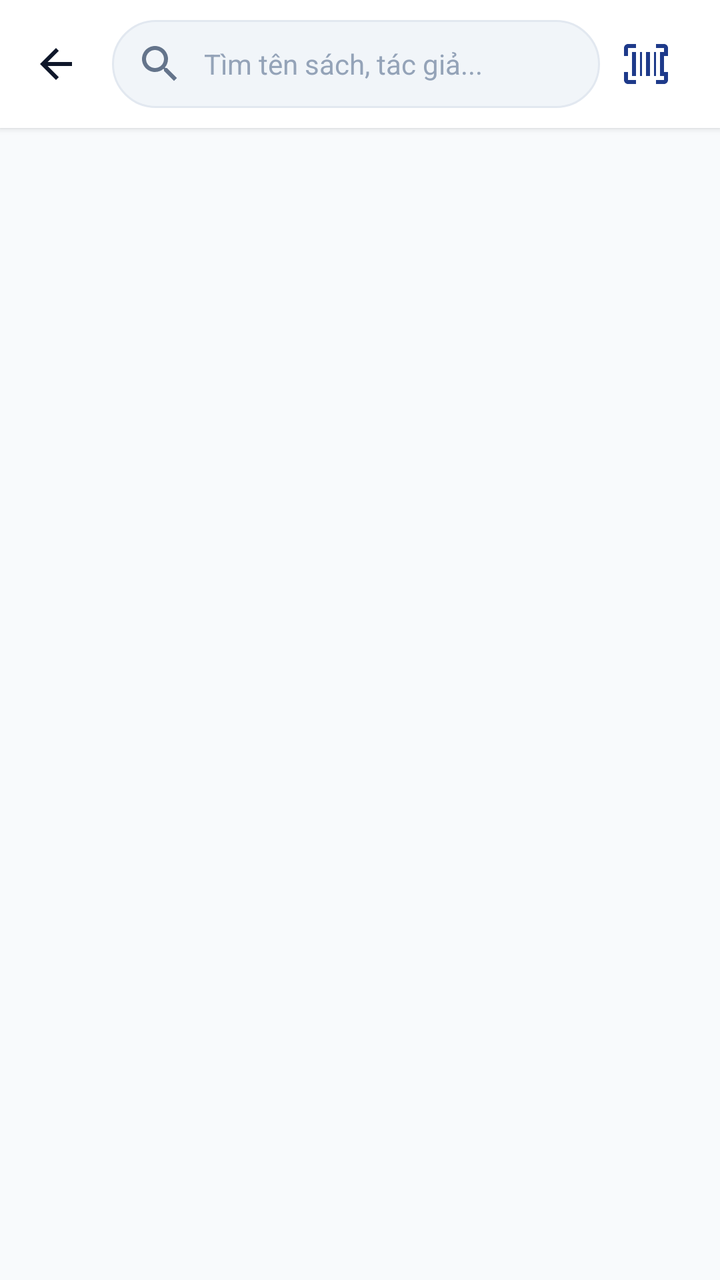
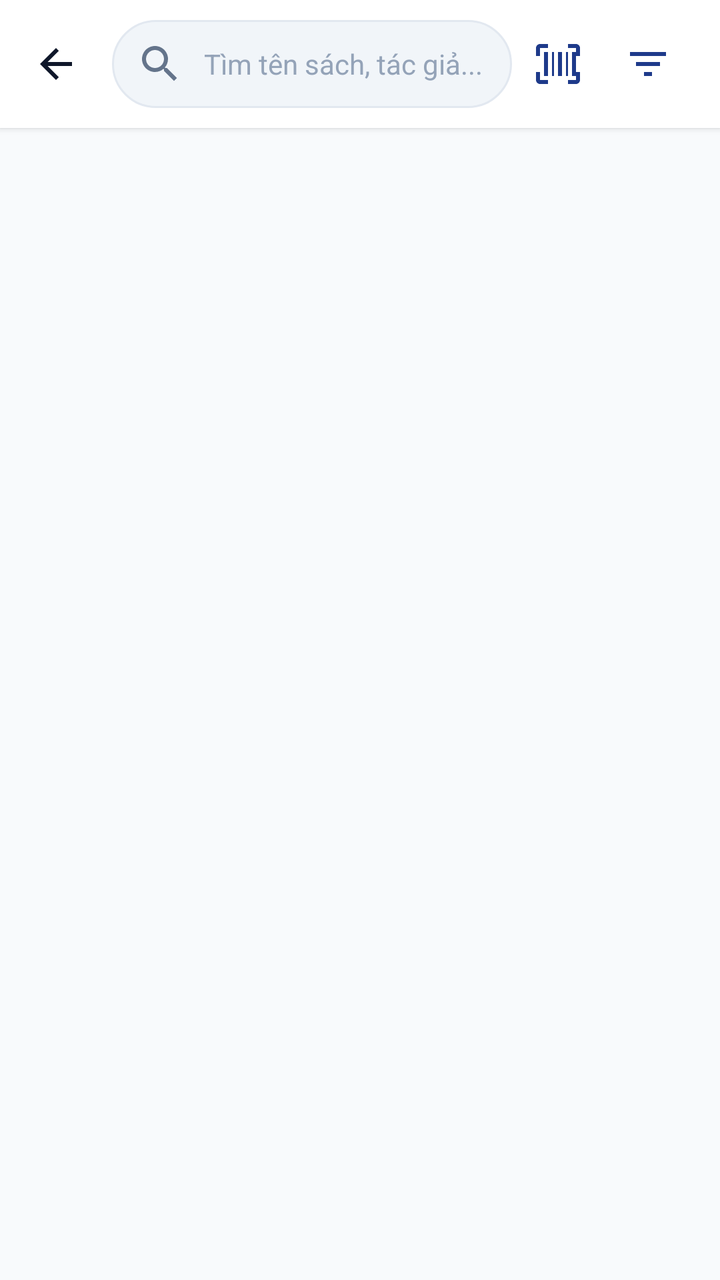

Screens rendered from an Android XML layout before and after an edit, with the pre-edit source and the edit as a unified diff.
<!-- AndroidManifest.xml: application theme Theme.Book_selling_app -->
<!-- res/layout/activity_search.xml -->
<?xml version="1.0" encoding="utf-8"?>
<LinearLayout xmlns:android="http://schemas.android.com/apk/res/android"
    xmlns:app="http://schemas.android.com/apk/res-auto"
    xmlns:tools="http://schemas.android.com/tools"
    android:layout_width="match_parent"
    android:layout_height="match_parent"
    android:background="@color/background"
    android:orientation="vertical"
    tools:context=".SearchActivity"
    tools:ignore="HardcodedText,ContentDescription,Autofill">

    
    <LinearLayout
        android:layout_width="match_parent"
        android:layout_height="64dp"
        android:background="@color/surface"
        android:elevation="2dp"
        android:gravity="center_vertical"
        android:orientation="horizontal"
        android:paddingStart="8dp"
        android:paddingEnd="16dp">

        <ImageButton
            android:id="@+id/btnBack"
            android:layout_width="40dp"
            android:layout_height="40dp"
            android:background="?attr/selectableItemBackgroundBorderless"
            android:contentDescription="@null"
            android:src="@drawable/ic_arrow_back"
            app:tint="@color/text_primary" />

        <EditText
            android:id="@+id/edtSearchQuery"
            android:layout_width="0dp"
            android:layout_height="44dp"
            android:layout_marginStart="8dp"
            android:layout_weight="1"
            android:background="@drawable/bg_search_bar"
            android:drawableStart="@drawable/ic_search"
            android:drawablePadding="10dp"
            android:hint="Tìm tên sách, tác giả..."
            android:imeOptions="actionSearch"
            android:importantForAutofill="no"
            android:inputType="text"
            android:paddingStart="12dp"
            android:paddingEnd="12dp"
            android:textColor="@color/text_primary"
            android:textColorHint="@color/text_muted"
            android:textSize="@dimen/text_md" />

        <ImageButton
            android:id="@+id/btnClearSearch"
            android:layout_width="32dp"
            android:layout_height="32dp"
            android:layout_marginStart="8dp"
            android:background="?attr/selectableItemBackgroundBorderless"
            android:contentDescription="@null"
            android:src="@android:drawable/ic_menu_close_clear_cancel"
            android:visibility="gone"
            app:tint="@color/text_secondary" />

        <ImageButton
            android:id="@+id/btnBarcodeScan"
            android:layout_width="40dp"
            android:layout_height="40dp"
            android:layout_marginStart="4dp"
            android:background="?attr/selectableItemBackgroundBorderless"
            android:contentDescription="Quét mã vạch"
            android:src="@drawable/ic_barcode_scanner"
            app:tint="@color/primary" />
    </LinearLayout>

    
    <LinearLayout
        android:id="@+id/layoutSearchEmpty"
        android:layout_width="match_parent"
        android:layout_height="match_parent"
        android:gravity="center"
        android:orientation="vertical"
        android:padding="32dp"
        android:visibility="gone">

        <ImageView
            android:layout_width="72dp"
            android:layout_height="72dp"
            android:contentDescription="@null"
            android:src="@drawable/ic_search"
            app:tint="@color/text_muted" />

        <TextView
            android:layout_width="wrap_content"
            android:layout_height="wrap_content"
            android:layout_marginTop="16dp"
            android:text="Không tìm thấy sách phù hợp"
            android:textColor="@color/text_primary"
            android:textSize="@dimen/text_lg"
            android:textStyle="bold" />

        <TextView
            android:layout_width="wrap_content"
            android:layout_height="wrap_content"
            android:layout_marginTop="6dp"
            android:text="Vui lòng thử lại với từ khóa khác hoặc kiểm tra lại chính tả."
            android:textAlignment="center"
            android:textColor="@color/text_secondary"
            android:textSize="@dimen/text_md" />
    </LinearLayout>

    
    <androidx.recyclerview.widget.RecyclerView
        android:id="@+id/rvSearchResults"
        android:layout_width="match_parent"
        android:layout_height="match_parent"
        android:clipToPadding="false"
        android:padding="10dp" />

</LinearLayout>
<!-- resources referenced by this layout -->
<resources>
  <color name="background">#F8FAFC</color>
  <color name="primary">#1E3A8A</color>
  <color name="surface">#FFFFFF</color>
  <color name="text_muted">#94A3B8</color>
  <color name="text_primary">#0F172A</color>
  <color name="text_secondary">#64748B</color>
  <dimen name="text_lg">16sp</dimen>
  <dimen name="text_md">14sp</dimen>
  <!-- drawable bg_search_bar (drawable) -->
  <?xml version="1.0" encoding="utf-8"?>
  <shape xmlns:android="http://schemas.android.com/apk/res/android"
      android:shape="rectangle">
      <solid android:color="@color/surface_variant" />
      <stroke android:width="1dp" android:color="@color/border_subtle" />
      <corners android:radius="@dimen/radius_pill" />
  </shape>
  <!-- drawable ic_arrow_back (drawable) -->
  <vector xmlns:android="http://schemas.android.com/apk/res/android"
      android:width="24dp"
      android:height="24dp"
      android:viewportWidth="24"
      android:viewportHeight="24">
    <path
        android:fillColor="@color/text_primary"
        android:pathData="M20,11H7.83l5.59,-5.59L12,4l-8,8 8,8 1.41,-1.41L7.83,13H20v-2z"/>
  </vector>
  <!-- drawable ic_barcode_scanner (drawable) -->
  <vector xmlns:android="http://schemas.android.com/apk/res/android"
      android:width="24dp"
      android:height="24dp"
      android:viewportWidth="24"
      android:viewportHeight="24">
    <path
        android:fillColor="@color/primary"
        android:pathData="M2,4h4V2H2C0.9,2 0,2.9 0,4v4h2V4zM2,20v-4H0v4c0,1.1 0.9,2 2,2h4v-2H2zM20,2h-4v2h4v4h2V4C22,2.9 21.1,2 20,2zM22,16v4c0,1.1 -0.9,2 -2,2h-4v-2h4v-4H22zM4,6h2v12H4V6zM8,6h1v12H8V6zM11,6h2v12h-2V6zM15,6h1v12h-1V6zM18,6h2v12h-2V6z"/>
  </vector>
  <!-- drawable ic_search (drawable) -->
  <vector xmlns:android="http://schemas.android.com/apk/res/android"
      android:width="24dp"
      android:height="24dp"
      android:viewportWidth="24"
      android:viewportHeight="24">
    <path
        android:fillColor="@color/text_secondary"
        android:pathData="M15.5,14h-0.79l-0.28,-0.27C15.41,12.59 16,11.11 16,9.5 16,5.91 13.09,3 9.5,3S3,5.91 3,9.5 5.91,16 9.5,16c1.61,0 3.09,-0.59 4.23,-1.57l0.27,0.28v0.79l5,4.99L20.49,19l-4.99,-5zm-6,0C7.01,14 5,11.99 5,9.5S7.01,5 9.5,5 14,7.01 14,9.5 11.99,14 9.5,14z"/>
  </vector>
  <style name="Theme.Book_selling_app" parent="Base.Theme.Book_selling_app" />
  <color name="surface_variant">#F1F5F9</color>
  <color name="border_subtle">#E2E8F0</color>
  <dimen name="radius_pill">999dp</dimen>
  <style name="Base.Theme.Book_selling_app" parent="Theme.Material3.DayNight.NoActionBar">
          
          <item name="colorPrimary">@color/primary</item>
          <item name="colorPrimaryDark">@color/primary_dark</item>
          <item name="colorOnPrimary">@color/on_primary</item>
          <item name="colorSecondary">@color/secondary</item>
          <item name="colorOnSecondary">@color/on_secondary</item>
  
          
          <item name="android:windowBackground">@color/background</item>
          <item name="colorSurface">@color/surface</item>
          <item name="colorOnSurface">@color/text_primary</item>
  
          
          <item name="android:statusBarColor">@color/surface</item>
          <item name="android:windowLightStatusBar">true</item>
      </style>
  <color name="primary_dark">#00236F</color>
  <color name="on_primary">#FFFFFF</color>
  <color name="secondary">#D97706</color>
  <color name="on_secondary">#FFFFFF</color>
</resources>

<!-- the commit's change to res/layout/activity_search.xml (unified diff, before → after) -->
@@ -68,6 +68,16 @@
             android:contentDescription="Quét mã vạch"
             android:src="@drawable/ic_barcode_scanner"
             app:tint="@color/primary" />
+
+        <ImageButton
+            android:id="@+id/btnFilter"
+            android:layout_width="40dp"
+            android:layout_height="40dp"
+            android:layout_marginStart="4dp"
+            android:background="?attr/selectableItemBackgroundBorderless"
+            android:contentDescription="Lọc và sắp xếp"
+            android:src="@drawable/ic_filter"
+            app:tint="@color/primary" />
     </LinearLayout>
 
     
<!-- resource entries referenced after the edit -->
@@ -36,6 +36,16 @@
         android:fillColor="@color/primary"
         android:pathData="M2,4h4V2H2C0.9,2 0,2.9 0,4v4h2V4zM2,20v-4H0v4c0,1.1 0.9,2 2,2h4v-2H2zM20,2h-4v2h4v4h2V4C22,2.9 21.1,2 20,2zM22,16v4c0,1.1 -0.9,2 -2,2h-4v-2h4v-4H22zM4,6h2v12H4V6zM8,6h1v12H8V6zM11,6h2v12h-2V6zM15,6h1v12h-1V6zM18,6h2v12h-2V6z"/>
   </vector>
+  <!-- drawable ic_filter (drawable) -->
+  <vector xmlns:android="http://schemas.android.com/apk/res/android"
+      android:width="24dp"
+      android:height="24dp"
+      android:viewportWidth="24"
+      android:viewportHeight="24">
+    <path
+        android:fillColor="@android:color/white"
+        android:pathData="M10,18h4v-2h-4v2zM3,6v2h18L21,6L3,6zM6,13h12v-2L6,11v2z"/>
+  </vector>
   <!-- drawable ic_search (drawable) -->
   <vector xmlns:android="http://schemas.android.com/apk/res/android"
       android:width="24dp"
